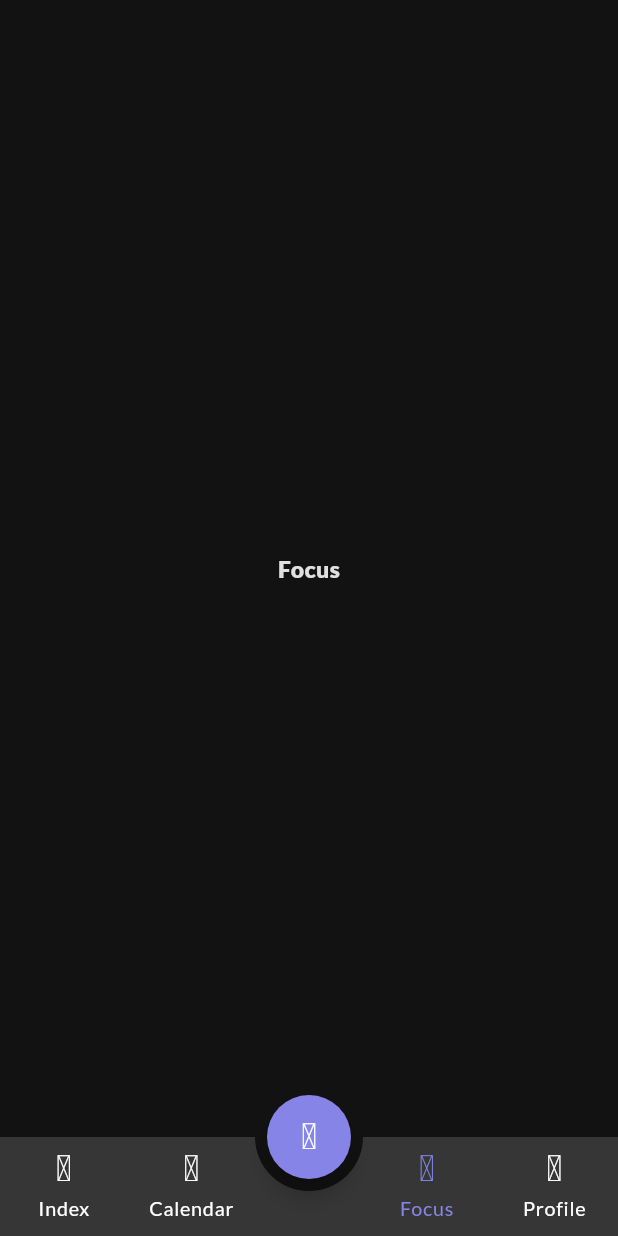
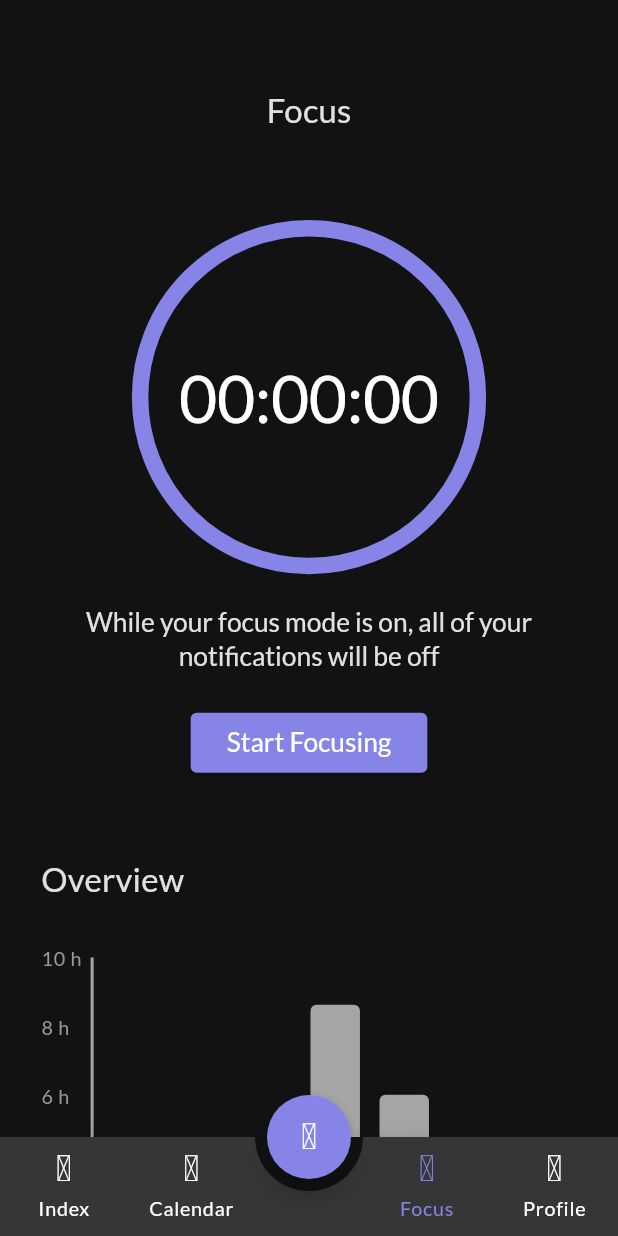
Before and after one commit to sayedmostaf/taska, a Flutter app: the HomeView screen opened by its route, item 3 of the bottom bar chosen, on a phone screen of 412 x 824 dp. Run offline on Flutter 3.47's test engine with Material 3 defaults, Android fonts, the phone set to English and light mode, and no system bars; drawn by our look-alikes of animated_bottom_navigation_bar, fl_chart; our stand-ins replace cached_network_image, flutter_colorpicker, flutter_screenutil, flutter_svg, font_awesome_flutter, go_router and 7 more; missing offline and left inert: flutter_iconpicker; network calls fail.

Commit message:
add focus view

```diff
--- a/lib/core/utils/color_manager.dart
+++ b/lib/core/utils/color_manager.dart
@@ -10,4 +10,5 @@ abstract class ColorManager {
   static const greyColor = Color(0xFF363636);
   static const disabledColor = Color(0xFF272727);
   static const addCategoryColor = Color(0xff80FFD1);
+  static const graphColor = Color(0xffA5A5A5);
 }
--- a/lib/core/utils/strings_manager.dart
+++ b/lib/core/utils/strings_manager.dart
@@ -56,4 +56,12 @@ abstract class StringsManager {
   static const deleteTask = 'Delete Task';
   static const finished = 'Finished';
   static const missed = 'Missed';
+  static const notificationSuppress =
+      'While your focus mode is on, all of your notifications will be off';
+  static const startFocusing = 'Start Focusing';
+  static const stopFocusing = 'Stop Focusing';
+  static const overview = 'Overview';
+  static const applications = 'Applications';
+  static const youSpent = 'You Spent ';
+  static const on = ' on ';
 }
--- a/lib/features/focus/presentation/view/focus_view.dart
+++ b/lib/features/focus/presentation/view/focus_view.dart
@@ -1,10 +1,16 @@
 import 'package:flutter/material.dart';
+import 'package:flutter_screenutil/flutter_screenutil.dart';
+import 'package:taska/core/utils/strings_manager.dart';
+import 'package:taska/core/widgets/custom_simple_app_bar.dart';
+import 'package:taska/core/widgets/custom_sliver_sized_box.dart';
+import 'package:taska/features/focus/presentation/view/widgets/counter_timer_widget.dart';
+import 'package:taska/features/focus/presentation/view/widgets/focus_view_body.dart';
 
 class FocusView extends StatelessWidget {
   const FocusView({super.key});
 
   @override
   Widget build(BuildContext context) {
-    return Center(child: Text('Focus'));
+    return FocusViewBody();
   }
 }
--- /dev/null
+++ b/lib/features/focus/presentation/view/widgets/bar_graph_widget.dart
@@ -0,0 +1,140 @@
+import 'package:fl_chart/fl_chart.dart';
+import 'package:flutter/material.dart';
+import 'package:flutter_screenutil/flutter_screenutil.dart';
+import 'package:taska/core/utils/color_manager.dart';
+
+class BarGraphWidget extends StatelessWidget {
+  const BarGraphWidget({
+    super.key,
+    required this.weekDays,
+    required this.seconds,
+    required this.today,
+  });
+  final List<String> weekDays;
+  final List<int> seconds;
+  final String today;
+  @override
+  Widget build(BuildContext context) {
+    return Center(
+      child: SizedBox(
+        height: 250.h,
+        width: MediaQuery.of(context).size.width,
+        child: BarChart(
+          BarChartData(
+            barTouchData: _buildBarTouch(context),
+            alignment: BarChartAlignment.spaceAround,
+            maxY:
+                (seconds.reduce(
+                          (value, element) => value > element ? value : element,
+                        ) /
+                        3600)
+                    .ceil() +
+                1,
+            barGroups: generateBarGroups(),
+            titlesData: _buildTitles(context),
+            backgroundColor: Colors.transparent,
+            gridData: FlGridData(show: false),
+            borderData: FlBorderData(
+              border: Border(
+                bottom: BorderSide(color: ColorManager.graphColor, width: 2),
+                left: BorderSide(color: ColorManager.graphColor, width: 2),
+              ),
+            ),
+          ),
+        ),
+      ),
+    );
+  }
+
+  BarTouchData _buildBarTouch(BuildContext context) {
+    return BarTouchData(
+      touchTooltipData: BarTouchTooltipData(
+        getTooltipColor: (group) => ColorManager.primaryColor,
+        // tooltipBgColor: ColorManager.primaryColor,
+        tooltipPadding: EdgeInsets.symmetric(horizontal: 2.w, vertical: 2.h),
+        getTooltipItem: (group, groupIndex, rod, rodIndex) {
+          return BarTooltipItem(
+            _formatTime(seconds[groupIndex].toInt()),
+            Theme.of(context).textTheme.labelSmall!.copyWith(
+              color: Colors.white,
+              fontSize: 10.sp,
+            ),
+          );
+        },
+      ),
+    );
+  }
+
+  String _formatTime(int seconds) {
+    int hours = seconds ~/ 3600;
+    int remainingSeconds = seconds % 3600;
+    int minutes = remainingSeconds ~/ 60;
+    String formattedTime = '';
+
+    if (hours > 0) formattedTime += '$hours h ';
+    if (minutes > 0 || hours > 0) formattedTime += '$minutes m';
+    return formattedTime;
+  }
+
+  List<BarChartGroupData> generateBarGroups() {
+    List<BarChartGroupData> barGroups = [];
+
+    for (int i = weekDays.length - 1; i >= 0; i--) {
+      barGroups.add(
+        BarChartGroupData(
+          x: i,
+          barRods: [
+            BarChartRodData(
+              toY: (seconds[i] / 3600),
+              color: weekDays[i] == today
+                  ? ColorManager.primaryColor
+                  : ColorManager.graphColor,
+              width: 30.w,
+              borderRadius: BorderRadius.only(
+                topLeft: Radius.circular(4),
+                topRight: Radius.circular(4),
+              ),
+            ),
+          ],
+        ),
+      );
+    }
+    return barGroups;
+  }
+
+  FlTitlesData _buildTitles(BuildContext context) {
+    return FlTitlesData(
+      bottomTitles: AxisTitles(
+        sideTitles: SideTitles(
+          showTitles: true,
+          getTitlesWidget: (double value, TitleMeta meta) {
+            return Text(
+              weekDays[value.toInt()],
+              style: Theme.of(context).textTheme.labelSmall!.copyWith(
+                color:
+                    weekDays[value.toInt()] == 'SUN' ||
+                        weekDays[value.toInt()] == 'SAT'
+                    ? Colors.red
+                    : null,
+              ),
+            );
+          },
+        ),
+      ),
+      rightTitles: AxisTitles(sideTitles: SideTitles(showTitles: false)),
+      topTitles: AxisTitles(sideTitles: SideTitles(showTitles: false)),
+      leftTitles: AxisTitles(
+        sideTitles: SideTitles(
+          showTitles: true,
+          reservedSize: 30.w,
+          getTitlesWidget: (double value, TitleMeta meta) {
+            return Text(
+              '${value.toInt().toString()} h',
+              style: Theme.of(context).textTheme.labelSmall,
+            );
+          },
+        ),
+      ),
+    );
+  }
+}
--- /dev/null
+++ b/lib/features/focus/presentation/view/widgets/counter_timer_widget.dart
@@ -0,0 +1,126 @@
+import 'dart:async';
+import 'dart:developer';
+
+import 'package:flutter/material.dart';
+import 'package:flutter_screenutil/flutter_screenutil.dart';
+import 'package:taska/core/utils/color_manager.dart';
+import 'package:taska/core/utils/strings_manager.dart';
+
+class CounterTimerWidget extends StatefulWidget {
+  const CounterTimerWidget({super.key});
+
+  @override
+  State<CounterTimerWidget> createState() => _CounterTimerWidgetState();
+}
+
+class _CounterTimerWidgetState extends State<CounterTimerWidget> {
+  int seconds = 0;
+  int minutes = 0;
+  int hours = 0;
+  bool isTimerRunning = false;
+  late Timer timer;
+  @override
+  void initState() {
+    super.initState();
+    timer = Timer.periodic(Duration(seconds: 1), (timer) {
+      if (isTimerRunning) {
+        setState(() {
+          seconds++;
+          if (seconds == 60) {
+            seconds = 0;
+            minutes++;
+            if (minutes == 60) {
+              minutes = 0;
+              hours++;
+            }
+          }
+        });
+      }
+    });
+  }
+
+  @override
+  Widget build(BuildContext context) {
+    return Center(
+      child: Column(
+        mainAxisAlignment: MainAxisAlignment.start,
+        children: [
+          Stack(
+            alignment: Alignment.center,
+            children: [
+              Center(
+                child: Text(
+                  '${_twoDigits(hours)}:${_twoDigits(minutes)}:${_twoDigits(seconds)}',
+                  style: Theme.of(context).textTheme.displayLarge!.copyWith(
+                    fontWeight: FontWeight.w500,
+                  ),
+                ),
+              ),
+              CircleAvatar(
+                radius: MediaQuery.of(context).size.width / 2 - 80.w,
+                backgroundColor: Colors.transparent,
+                child: Container(
+                  decoration: BoxDecoration(
+                    border: Border.all(
+                      width: 10.w,
+                      color: ColorManager.primaryColor,
+                    ),
+                    shape: BoxShape.circle,
+                  ),
+                ),
+              ),
+            ],
+          ),
+          SizedBox(height: 20.h),
+          SizedBox(
+            child: Text(
+              StringsManager.notificationSuppress,
+              textAlign: TextAlign.center,
+              style: Theme.of(context).textTheme.headlineSmall,
+              overflow: TextOverflow.ellipsis,
+              maxLines: 3,
+            ),
+          ),
+          SizedBox(height: 20.w),
+          ElevatedButton(
+            onPressed: () {
+              setState(() {
+                isTimerRunning = !isTimerRunning;
+                if (!isTimerRunning) {
+                  log(_saveTotalTime().toString());
+                }
+              });
+            },
+            child: Text(
+              isTimerRunning
+                  ? StringsManager.stopFocusing
+                  : StringsManager.startFocusing,
+              style: Theme.of(
+                context,
+              ).textTheme.headlineSmall!.copyWith(color: Colors.white),
+            ),
+          ),
+        ],
+      ),
+    );
+  }
+
+  String _twoDigits(int n) {
+    if (n >= 10) return "$n";
+    return "0$n";
+  }
+
+  int _saveTotalTime() {
+    int totalSeconds = hours * 3600 + minutes * 60 + seconds;
+    hours = 0;
+    minutes = 0;
+    seconds = 0;
+    return totalSeconds;
+  }
+
+  @override
+  void dispose() {
+    timer.cancel();
+    super.dispose();
+  }
+}
--- /dev/null
+++ b/lib/features/focus/presentation/view/widgets/focus_view_body.dart
@@ -0,0 +1,50 @@
+import 'package:flutter/material.dart';
+import 'package:flutter_screenutil/flutter_screenutil.dart';
+import 'package:taska/core/utils/strings_manager.dart';
+import 'package:taska/core/widgets/custom_simple_app_bar.dart';
+import 'package:taska/core/widgets/custom_sliver_sized_box.dart';
+import 'package:taska/features/focus/presentation/view/widgets/application_item.dart';
+import 'package:taska/features/focus/presentation/view/widgets/counter_timer_widget.dart'
+    show CounterTimerWidget;
+import 'package:taska/features/focus/presentation/view/widgets/overview_section.dart';
+
+class FocusViewBody extends StatelessWidget {
+  const FocusViewBody({super.key});
+
+  @override
+  Widget build(BuildContext context) {
+    return Padding(
+      padding: EdgeInsets.symmetric(horizontal: 25.w),
+      child: CustomScrollView(
+        physics: BouncingScrollPhysics(),
+        slivers: [
+          CustomSliverSizedBox(height: 56.h),
+          SliverToBoxAdapter(
+            child: CustomSimpleAppBar(title: StringsManager.focus),
+          ),
+          CustomSliverSizedBox(height: 56.h),
+          SliverToBoxAdapter(child: CounterTimerWidget()),
+          CustomSliverSizedBox(height: 50.h),
+          SliverToBoxAdapter(child: OverviewSection()),
+          CustomSliverSizedBox(height: 25.h),
+          SliverToBoxAdapter(
+            child: Text(
+              StringsManager.applications,
+              style: Theme.of(context).textTheme.titleMedium,
+            ),
+          ),
+          SliverList(
+            delegate: SliverChildBuilderDelegate(
+              (context, index) => Padding(
+                padding: EdgeInsets.symmetric(vertical: 8.h),
+                child: ApplicationItem(appName: 'Instagram', hours: '5h'),
+              ),
+              childCount: 5,
+            ),
+          ),
+          CustomSliverSizedBox(height: 30.h),
+        ],
+      ),
+    );
+  }
+}
--- /dev/null
+++ b/lib/features/focus/presentation/view/widgets/overview_section.dart
@@ -0,0 +1,30 @@
+import 'package:flutter/material.dart';
+import 'package:flutter_screenutil/flutter_screenutil.dart';
+import 'package:intl/intl.dart';
+import 'package:taska/core/utils/strings_manager.dart';
+import 'package:taska/features/focus/presentation/view/widgets/bar_graph_widget.dart';
+
+class OverviewSection extends StatelessWidget {
+  const OverviewSection({super.key});
+
+  @override
+  Widget build(BuildContext context) {
+    return Column(
+      crossAxisAlignment: CrossAxisAlignment.start,
+      children: [
+        Text(
+          StringsManager.overview,
+          style: Theme.of(context).textTheme.titleMedium,
+        ),
+        SizedBox(height: 35.h),
+        BarGraphWidget(
+          weekDays: ['SUN', 'MON', 'TUE', 'WED', 'THU', 'FRI', 'SAT'],
+          seconds: [5400, 12600, 21660, 31080, 8400, 10800, 2280],
+          today: DateFormat(
+            'EEEE',
+          ).format(DateTime.now()).substring(0, 3).toUpperCase(),
+        ),
+      ],
+    );
+  }
+}
--- a/pubspec.yaml
+++ b/pubspec.yaml
@@ -31,6 +31,7 @@ dependencies:
   animated_bottom_navigation_bar: ^1.4.0
   cached_network_image: ^3.4.1
   cupertino_icons: ^1.0.8
+  fl_chart: ^1.1.1
   flutter:
     sdk: flutter
   flutter_colorpicker: ^1.1.0
```
Also changed, not shown: lib/features/focus/presentation/view/widgets/application_item.dart (added, +65 -0 lines), pubspec.lock.
